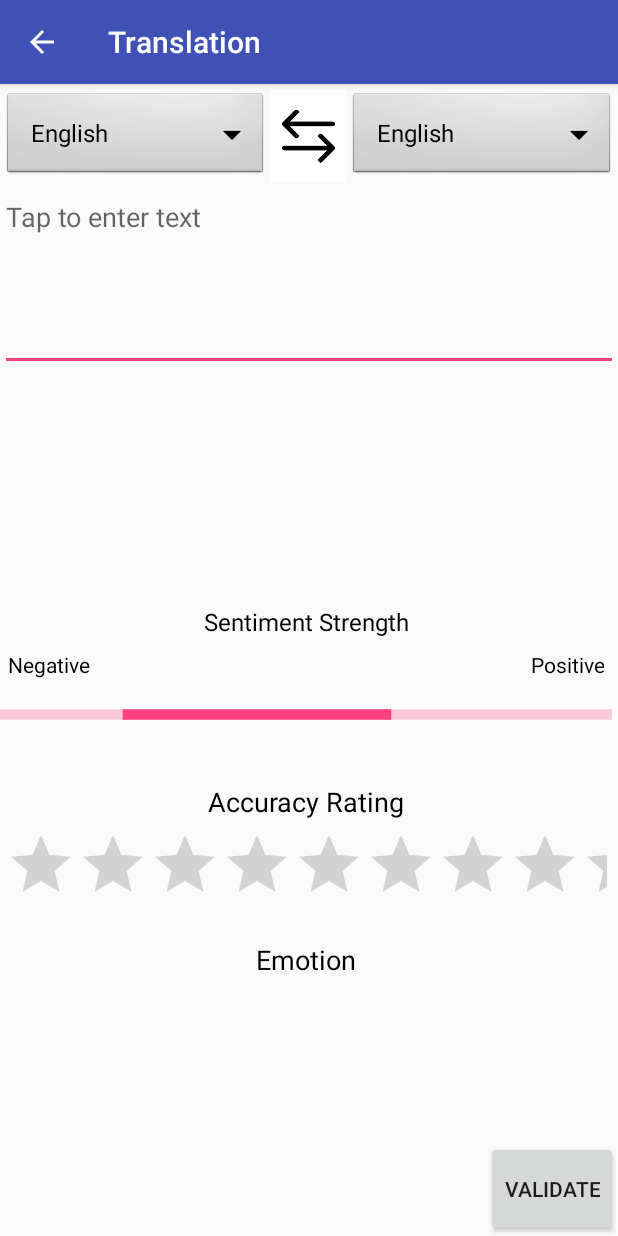
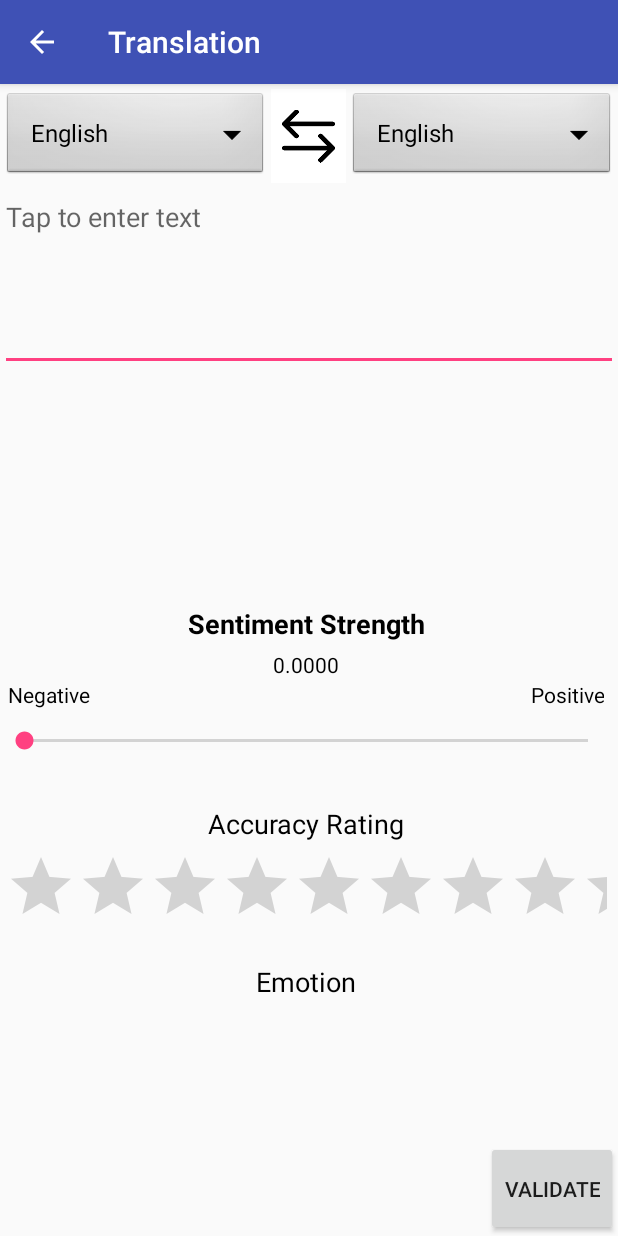
Before and after one commit to yvheng/LexiconDictionary, an Android app: the DisplayActivity screen opened directly, with no data from a screen before it, on a phone screen of 412 x 824 dp. Run offline under Robolectric (Android 15) with nearby library versions, the light colour scheme and no system bars.

Commit message:
changed progressBar to seekBar

```diff
--- a/app/src/main/java/com/example/family/lexicondictionary/DisplayActivity.java
+++ b/app/src/main/java/com/example/family/lexicondictionary/DisplayActivity.java
@@ -25,6 +25,7 @@ import android.widget.ImageView;
 import android.widget.LinearLayout;
 import android.widget.PopupWindow;
 import android.widget.ProgressBar;
+import android.widget.SeekBar;
 import android.widget.Spinner;
 import android.widget.TextView;
 import android.widget.Toast;
@@ -36,6 +37,8 @@ import java.util.List;
 
 public class DisplayActivity extends AppCompatActivity {
     String[] languages = {"English", "Malay", "Mandarin"}; //for develop purpose only
+    int seekBarCurrent = 5000;
+    double sentimentStrength=0;
     final static String addStatus= "ADD_STATUS";
     final static String editStatus= "EDIT_STATUS";
     final static String originalWordKey= "ORIGINAL_WORD";
@@ -45,12 +48,12 @@ public class DisplayActivity extends AppCompatActivity {
     List<String> emotionNameList;
     ImageData[] emotionList;
 
-    ProgressBar progressBar;
     Spinner translateFromList, translateToList, temp;
     RecyclerView mRecyclerView;
     Button validateButton;
     EditText editTextOriginalWord;
-    TextView textViewTranslatedWord;
+    TextView textViewTranslatedWord, textViewSentiment;
+    SeekBar seekBarSentiment;
 
     @Override
     protected void onCreate(Bundle savedInstanceState) {
@@ -60,11 +63,39 @@ public class DisplayActivity extends AppCompatActivity {
         //Linking
         translateFromList= findViewById(R.id.translateFrom);
         translateToList= findViewById(R.id.translateTo);
-        progressBar= findViewById(R.id.progressBar) ;
         validateButton= findViewById(R.id.validateButton);
         editTextOriginalWord= findViewById(R.id.originalWord);
         textViewTranslatedWord= findViewById(R.id.translatedWord);
         mRecyclerView =  findViewById(R.id.recycler_view);
+        seekBarSentiment = findViewById(R.id.seekBarSentiment);
+        textViewSentiment = findViewById(R.id.textViewSentiment);
+
+        seekBarSentiment.setMax(R.integer.seekBarMax);
+        if (Build.VERSION.SDK_INT >= Build.VERSION_CODES.O) {
+            seekBarSentiment.setMin(R.integer.seekBarMin);
+        }
+        seekBarSentiment.setProgress(seekBarCurrent);
+        sentimentStrength = (double)seekBarCurrent/2131296256.0;
+        textViewSentiment.setText(""+String.format("%.4f",sentimentStrength));
+
+        seekBarSentiment.setOnSeekBarChangeListener(new SeekBar.OnSeekBarChangeListener() {
+            @Override
+            public void onProgressChanged(SeekBar seekBar, int progress, boolean fromUser) {
+                seekBarCurrent = progress;
+                sentimentStrength = (double)seekBarCurrent/2131296256.0;
+                textViewSentiment.setText(""+String.format("%.4f",sentimentStrength));
+            }
+
+            @Override
+            public void onStartTrackingTouch(SeekBar seekBar) {
+
+            }
+
+            @Override
+            public void onStopTrackingTouch(SeekBar seekBar) {
+
+            }
+        });
 
         //Array adapter for spinner
         ArrayAdapter<String> spinnerAdapter = new ArrayAdapter<String>(this,
@@ -74,15 +105,6 @@ public class DisplayActivity extends AppCompatActivity {
         translateToList.setAdapter(spinnerAdapter);
         translateFromList.setOnTouchListener(spinnerOnTouch);
         translateToList.setOnTouchListener(spinnerOnTouch);
-
-        //Setting progressBar color
-        if (Build.VERSION.SDK_INT >= Build.VERSION_CODES.LOLLIPOP) {
-            progressBar.setProgressTintList(ColorStateList.valueOf(Color.GREEN));
-        }else{
-            Drawable progressDrawable = progressBar.getIndeterminateDrawable().mutate();
-            progressDrawable.setColorFilter(Color.GREEN, PorterDuff.Mode.SRC_IN);
-            progressBar.setProgressDrawable(progressDrawable);
-        }
 
         //LayoutManager for recyclerView
         LinearLayoutManager layoutManager= new LinearLayoutManager(this,LinearLayoutManager.HORIZONTAL, false);
--- a/app/src/main/res/layout/activity_display.xml
+++ b/app/src/main/res/layout/activity_display.xml
@@ -98,15 +98,17 @@
         android:layout_height="0dp"
         android:layout_weight="6"
         android:fillViewport="true"
-        android:scrollbars="vertical"
-        android:scrollbarStyle="insideInset">
+        android:scrollbarStyle="insideInset"
+        android:scrollbars="vertical">
+
         <LinearLayout
             android:layout_width="wrap_content"
             android:layout_height="wrap_content"
             android:orientation="vertical">
+
             <Space
                 android:layout_width="match_parent"
-                android:layout_height="20dp"/>
+                android:layout_height="20dp" />
 
             <TextView
                 android:id="@+id/textView1"
@@ -115,7 +117,16 @@
                 android:text="@string/text_sentiment"
                 android:textAlignment="center"
                 android:textColor="@android:color/black"
-                android:textSize="16sp" />
+                android:textSize="18sp"
+                android:textStyle="bold"/>
+
+            <TextView
+                android:id="@+id/textViewSentiment"
+                android:layout_width="match_parent"
+                android:layout_height="20dp"
+                android:text=""
+                android:textAlignment="center"
+                android:textColor="@android:color/black"/>
 
             <RelativeLayout
                 android:layout_width="match_parent"
@@ -154,18 +165,21 @@
                     android:text="@string/text_positive"
                     android:textAlignment="textEnd"
                     android:textColor="@android:color/black" />
+
             </RelativeLayout>
 
-            <ProgressBar
-                android:id="@+id/progressBar"
-                style="?android:attr/progressBarStyleHorizontal"
+            <SeekBar
+                android:id="@+id/seekBarSentiment"
                 android:layout_width="match_parent"
-                android:layout_height="35dp"
-                android:indeterminate="true" />
+                android:layout_height="30dp"
+                android:layout_gravity="center"
+                android:max="@integer/seekBarMax"
+                android:min="@integer/seekBarMin"
+                tools:targetApi="o" />
 
             <Space
                 android:layout_width="match_parent"
-                android:layout_height="25dp"/>
+                android:layout_height="25dp" />
 
             <TextView
                 android:id="@+id/textView4"
@@ -187,7 +201,7 @@
 
             <Space
                 android:layout_width="match_parent"
-                android:layout_height="25dp"/>
+                android:layout_height="25dp" />
 
             <TextView
                 android:id="@+id/textView9"
@@ -203,7 +217,7 @@
                 android:layout_width="match_parent"
                 android:layout_height="30dp"
                 android:orientation="horizontal"
-                app:layoutManager="android.support.v7.widget.LinearLayoutManager"/>
+                app:layoutManager="android.support.v7.widget.LinearLayoutManager" />
         </LinearLayout>
     </ScrollView>
 
--- a/app/src/main/res/values/integers.xml
+++ b/app/src/main/res/values/integers.xml
@@ -1,4 +1,6 @@
 <?xml version="1.0" encoding="utf-8"?>
 <resources>
     <integer name="ratingStarsNum">5</integer>
+    <integer name="seekBarMax">10000</integer>
+    <integer name="seekBarMin">0</integer>
 </resources>
```
